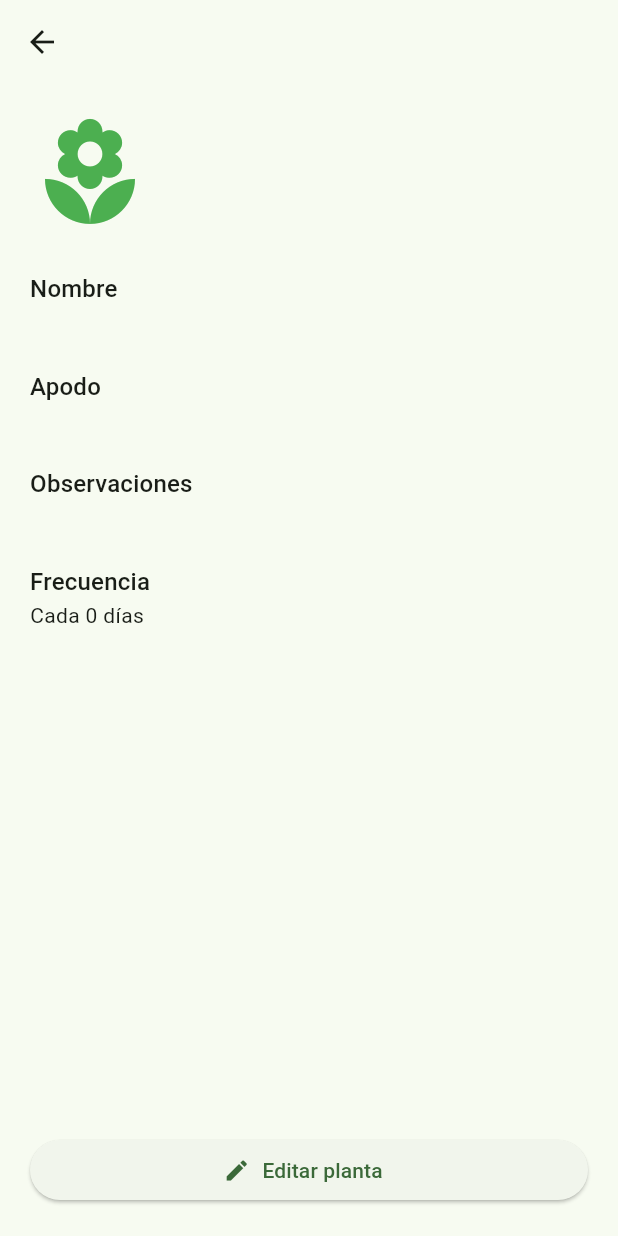
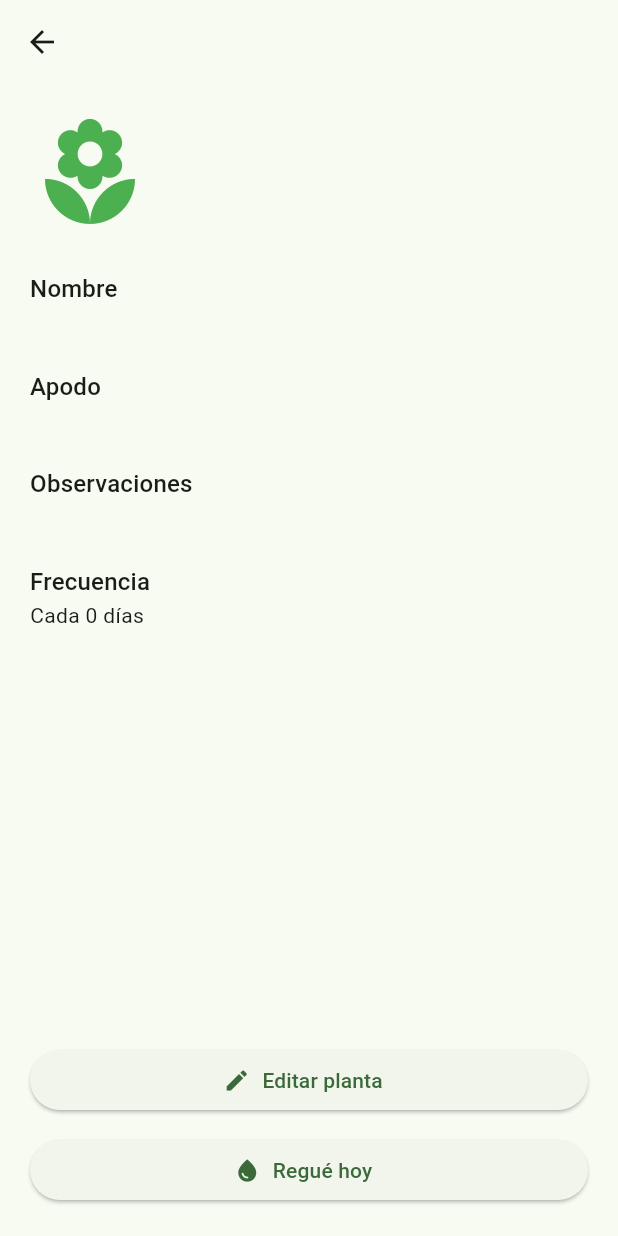
Before and after one commit to Nella999/ProyectoRiegame, a Flutter app: the DetallePlanta screen opened directly with empty values, on a phone screen of 412 x 824 dp. Run offline on Flutter 3.47's test engine with Material 3 defaults, Android fonts, the phone set to English and light mode, and no system bars; our stand-ins replace cloud_firestore, firebase_core; accounts and stored records are empty; generated files the repository leaves out were written again.

Commit message:
Se agrego registro de riego

```diff
--- a/lib/screens/detalle_planta.dart
+++ b/lib/screens/detalle_planta.dart
@@ -1,11 +1,13 @@
 import 'package:flutter/material.dart';
 import '../models/planta.dart';
 import 'editar_planta.dart';
+import '../viewmodels/planta_viewmodel.dart';
 
 class DetallePlanta extends StatelessWidget {
   final Planta planta;
+  final PlantaViewModel viewModel = PlantaViewModel();
 
-  const DetallePlanta({
+   DetallePlanta({
     super.key,
     required this.planta,
   });
@@ -59,7 +61,7 @@ class DetallePlanta extends StatelessWidget {
             ),
             const Spacer(),
 
-            SizedBox(
+            SizedBox( //Boton para editar planta
               width: double.infinity,
               child: ElevatedButton.icon(
                 icon: const Icon(Icons.edit),
@@ -76,6 +78,24 @@ class DetallePlanta extends StatelessWidget {
                 },
               ),
             ),
+            const SizedBox(height: 12),
+            SizedBox(//Botón para registrar riego
+              width: double.infinity,
+              child: ElevatedButton.icon(
+                icon: const Icon(Icons.water_drop),
+                label: const Text("Regué hoy"),
+                onPressed: () async {
+                  await viewModel.registrarRiego(planta.id);
+                  ScaffoldMessenger.of(context).showSnackBar(
+                    const SnackBar(
+                      content: Text("¡Riego registrado correctamente! 💧"),
+                    ),
+                  );
+
+                },
+
+              ),
+            ),
           ],
         ),
       ),
```
Also changed, not shown: lib/services/firestore_service.dart (+17 -0 lines), lib/viewmodels/planta_viewmodel.dart (+15 -0 lines).
